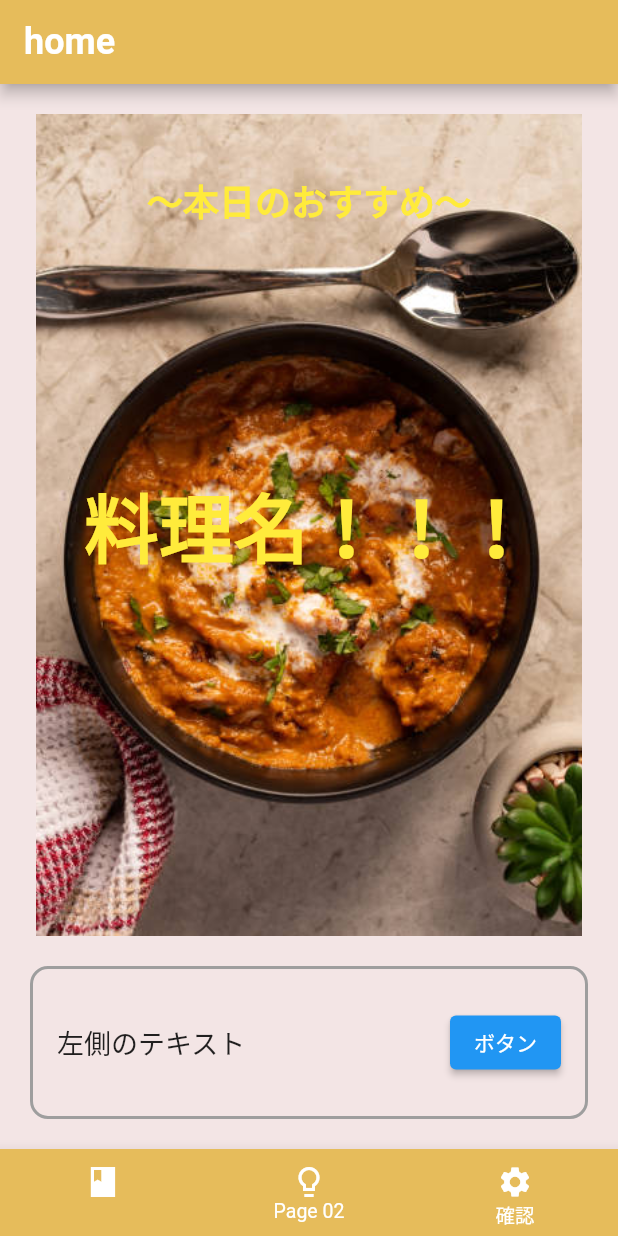
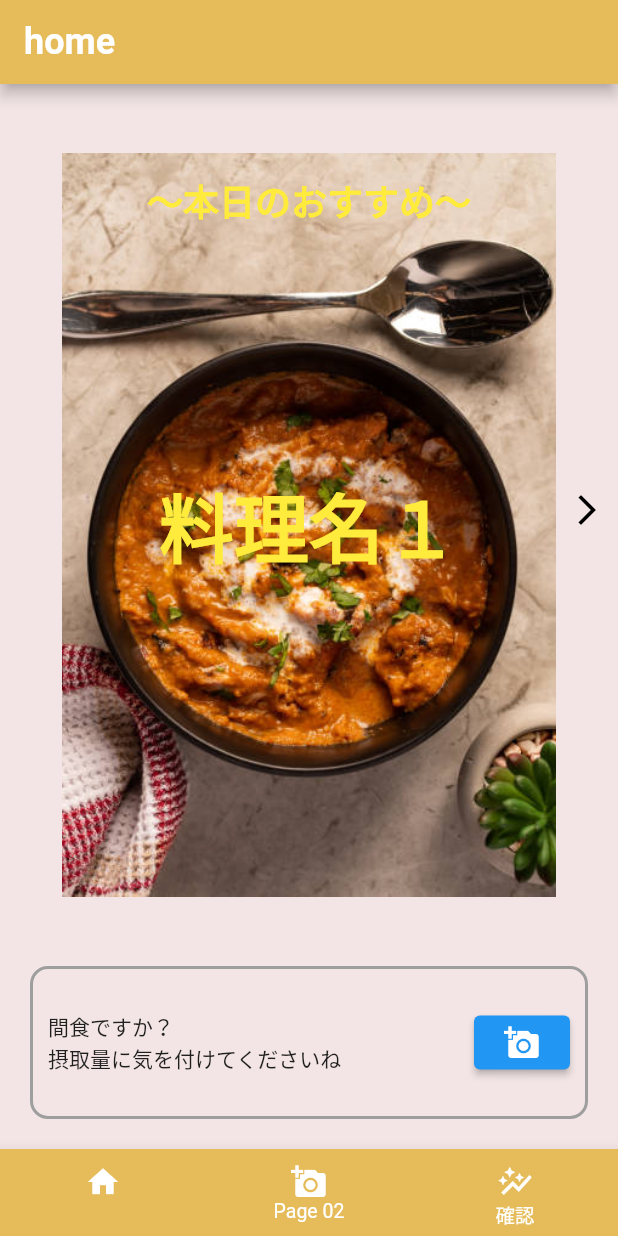
Before and after one commit to dahutos2/meal_health_verification, a Flutter app: the screen it shows after launch, on a phone screen of 412 x 824 dp. Run offline on Flutter 3.47's test engine with Material 2 defaults, Android fonts, the phone set to English and light mode, and no system bars; our stand-ins replace hooks_riverpod; generated files the repository leaves out were written again.

Commit message:
uehara ホーム画面を画像スクロールに対応

```diff
--- a/lib/page/home_page/home_page.dart
+++ b/lib/page/home_page/home_page.dart
@@ -1,7 +1,7 @@
 import 'package:flutter/material.dart';
 import 'package:flutter_gen/gen_l10n/app_localizations.dart';
 
-import '../../widget/home/home_widget_export.dart';
+import '../../widget/home/home.dart';
 import '../common/page_common.dart';
 
 class HomePage extends StatelessWidget {
@@ -10,6 +10,6 @@ class HomePage extends StatelessWidget {
   @override
   Widget build(BuildContext context) => BasePage(
         headerTitle: L10n.of(context)!.homePageHeaderTitle,
-        body: const HomeWidget(),
+        body: const Home(),
       );
 }
--- a/lib/page/page.dart
+++ b/lib/page/page.dart
@@ -1,4 +1,4 @@
 export 'common/page_common.dart';
 export 'data_confirm/data_confirm.dart';
-export 'home_page/home_page_export.dart';
+export 'home_page/page_home_page.dart';
 export 'page02/page_page02.dart';
--- a/lib/share/icons.dart
+++ b/lib/share/icons.dart
@@ -9,6 +9,8 @@ class IconType {
   static const header = IconsHeader();
 
   static const footer = IconsFooter();
+
+  static const home = IconsHome();
 }
 
 class IconsHeader {
@@ -23,7 +25,13 @@ class IconsHeader {
 class IconsFooter {
   const IconsFooter();
 
-  Icon get page01 => const Icon(Icons.book_sharp);
-  Icon get page02 => const Icon(Icons.lightbulb_outline_sharp);
-  Icon get page03 => const Icon(Icons.settings);
+  Icon get page01 => const Icon(Icons.home);
+  Icon get page02 => const Icon(Icons.add_a_photo);
+  Icon get page03 => const Icon(Icons.auto_graph);
 }
+
+class IconsHome {
+  const IconsHome();
+
+  Icon get startUpCamera => const Icon(Icons.add_a_photo);
+}
--- /dev/null
+++ b/lib/widget/home/home.dart
@@ -0,0 +1,125 @@
+import 'package:flutter/material.dart';
+import 'package:hooks_riverpod/hooks_riverpod.dart';
+import 'package:meal_health_verification/widget/home/home_parts/recommended_image.dart';
+import 'package:meal_health_verification/widget/home/home_parts/start_up_camera_area.dart';
+
+class Home extends ConsumerStatefulWidget {
+  const Home({super.key});
+
+  @override
+  HomeWidgetState createState() => HomeWidgetState();
+}
+
+class HomeWidgetState extends ConsumerState<Home> {
+  late PageController controller;
+  int currentIndex = 0;
+
+  @override
+  void initState() {
+    super.initState();
+    controller = PageController(initialPage: 0);
+    controller.addListener(() {
+      setState(() {
+        currentIndex = controller.page?.round() ?? 0;
+      });
+    });
+  }
+
+  void _previousImage() {
+    if (currentIndex > 0) {
+      controller.previousPage(
+        duration: const Duration(milliseconds: 300),
+        curve: Curves.easeInOut,
+      );
+    }
+  }
+
+  void _nextImage() {
+    if (currentIndex < 2) {
+      controller.nextPage(
+        duration: const Duration(milliseconds: 300),
+        curve: Curves.easeInOut,
+      );
+    }
+  }
+
+  @override
+  Widget build(BuildContext context) {
+    // PageViewの中で現在のページのインデックスを取得する
+
+    Future(() {
+      currentIndex = controller.page?.round() ?? 0;
+    });
+
+    return Column(
+      children: [
+        /// 画像部分
+        Expanded(
+          flex: 8, // 画像部分 7/10
+          child: Row(
+            children: [
+              Expanded(
+                flex: 1,
+                child: InkWell(
+                  onTap: () {
+                    // ボタンがタップされたときの処理
+                    _previousImage();
+                  },
+                  child: Icon(
+                    Icons.arrow_back_ios,
+                    size: 24.0, // アイコンのサイズ
+                    color: currentIndex > 0
+                        ? Colors.black
+                        : Colors.transparent, // アイコンの色
+                  ),
+                ),
+              ),
+              Expanded(
+                flex: 8,
+                child: PageView(
+                  controller: controller,
+                  children: const [
+                    RecommendedImage(
+                      mealName: '料理名１',
+                      mealImagePath: 'assets/images/curry_vertical.jpg',
+                    ),
+                    RecommendedImage(
+                      mealName: '料理名２',
+                      mealImagePath: 'assets/images/hamburger.jpg',
+                    ),
+                    RecommendedImage(
+                      mealName: '料理名３',
+                      mealImagePath: 'assets/images/breakfast.jpg',
+                    ),
+                  ],
+                ),
+              ),
+              Expanded(
+                flex: 1,
+                child: InkWell(
+                  onTap: () {
+                    // ボタンがタップされたときの処理
+                    _nextImage();
+                  },
+                  child: Icon(
+                    Icons.arrow_forward_ios,
+                    size: 24.0, // アイコンのサイズ
+                    color: currentIndex == 2
+                        ? Colors.transparent
+                        : Colors.black, // アイコンの色
+                  ),
+                ),
+              ),
+            ],
+          ),
+        ),
+
+        /// メッセージとカメラ起動ボタン部分
+        const Expanded(
+          flex: 2, // Container部分 2/10
+          child: StartUpCameraArea(),
+        ),
+      ],
+    );
+  }
+}
--- /dev/null
+++ b/lib/widget/home/home_parts/recommended_image.dart
@@ -0,0 +1,54 @@
+import 'package:flutter/material.dart';
+
+class RecommendedImage extends StatelessWidget {
+  const RecommendedImage(
+      {super.key, required this.mealName, required this.mealImagePath});
+
+  final String mealName;
+  final String mealImagePath;
+  @override
+  Widget build(BuildContext context) {
+    return Container(
+      margin: const EdgeInsets.only(top: 20.0), // 画像の上に20pxのマージン
+      decoration: BoxDecoration(
+        borderRadius: BorderRadius.circular(12.0), // 画像の角を丸める
+      ),
+      child: Stack(
+        fit: StackFit.expand, // Stackを親要素（Container）に合わせる
+        children: [
+          Center(
+            child: Image.asset(
+              mealImagePath,
+              fit: BoxFit.cover,
+            ),
+          ),
+          const Positioned(
+            top: 40.0, // 50px上に配置
+            left: 0,
+            right: 0,
+            child: Text(
+              '〜本日のおすすめ〜',
+              textAlign: TextAlign.center,
+              style: TextStyle(
+                fontSize: 24.0,
+                fontWeight: FontWeight.bold,
+                color: Colors.yellow,
+              ),
+            ),
+          ),
+          Center(
+            child: Text(
+              mealName,
+              textAlign: TextAlign.center,
+              style: const TextStyle(
+                fontSize: 50.0,
+                fontWeight: FontWeight.bold,
+                color: Colors.yellow,
+              ),
+            ),
+          ),
+        ],
+      ),
+    );
+  }
+}
--- /dev/null
+++ b/lib/widget/home/home_parts/start_up_camera_area.dart
@@ -0,0 +1,66 @@
+import 'package:flutter/material.dart';
+
+import '../../../share/icons.dart';
+
+class StartUpCameraArea extends StatelessWidget {
+  const StartUpCameraArea({super.key});
+
+  @override
+  Widget build(BuildContext context) {
+    return Container(
+      margin: const EdgeInsets.all(20.0), // 全方向に20pxのマージン
+      padding: const EdgeInsets.all(10.0),
+      decoration: BoxDecoration(
+        border: Border.all(
+          color: Colors.grey,
+          width: 2.0,
+        ),
+        borderRadius: BorderRadius.circular(12.0),
+      ),
+      child: Row(
+        mainAxisAlignment: MainAxisAlignment.spaceBetween, // テキストとボタンを右端に配置
+        children: [
+          Flexible(
+            child: Text(
+              getMessage(),
+              style: const TextStyle(fontSize: 14.0),
+            ),
+          ),
+          const SizedBox(width: 16.0), // テキストとボタン間のスペース
+          ElevatedButton(
+            onPressed: () {
+              // ボタンが押された時の処理
+            },
+            child: Icon(
+              IconType.home.startUpCamera.icon, // カメラアイコン
+              color: Colors.white, // アイコンの色
+            ),
+          ),
+        ],
+      ),
+    );
+  }
+
+  String getMessage() {
+    // ・6:00~9:00 → 朝食
+    // ・12:00~13:00 → 昼食
+    // ・18:00~21:00 → 夜食
+    // ・21:00~6:00 → 夜食
+    // ・それ以外 → 間食
+
+    DateTime now = DateTime.now();
+    int hour = now.hour;
+
+    if (hour >= 6 && hour < 9) {
+      return '朝食の時間です！';
+    } else if (hour >= 12 && hour < 13) {
+      return '昼食の時間です！';
+    } else if (hour >= 18 && hour < 21) {
+      return '晩ご飯の時間です！';
+    } else if (hour >= 21 || hour < 6) {
+      return '夜食ですか？\n栄養バランスに気を付けてくださいね';
+    } else {
+      return '間食ですか？\n摂取量に気を付けてくださいね';
+    }
+  }
+}
--- a/lib/widget/home/home_widget.dart
+++ /dev/null
@@ -1,92 +0,0 @@
-import 'package:flutter/material.dart';
-import 'package:hooks_riverpod/hooks_riverpod.dart';
-
-class HomeWidget extends ConsumerWidget {
-  const HomeWidget({super.key});
-
-  @override
-  Widget build(BuildContext context, WidgetRef ref) {
-    return Column(
-      children: [
-        /// 画像部分
-        Expanded(
-          flex: 8, // 画像部分 8/10
-          child: Container(
-            margin: const EdgeInsets.only(top: 20.0), // 画像の上に20pxのマージン
-            decoration: BoxDecoration(
-              borderRadius: BorderRadius.circular(12.0), // 画像の角を丸める
-            ),
-            child: Stack(
-              fit: StackFit.expand, // Stackを親要素（Container）に合わせる
-              children: [
-                Center(
-                  child: Image.asset('assets/images/curry_vertical.jpg'),
-                ),
-                const Positioned(
-                  top: 40.0, // 50px上に配置
-                  left: 0,
-                  right: 0,
-                  child: Text(
-                    '〜本日のおすすめ〜',
-                    textAlign: TextAlign.center,
-                    style: TextStyle(
-                      fontSize: 24.0,
-                      fontWeight: FontWeight.bold,
-                      color: Colors.yellow,
-                    ),
-                  ),
-                ),
-                const Center(
-                  child: Text(
-                    '料理名！！！',
-                    textAlign: TextAlign.center,
-                    style: TextStyle(
-                      fontSize: 50.0,
-                      fontWeight: FontWeight.bold,
-                      color: Colors.yellow,
-                    ),
-                  ),
-                ),
-              ],
-            ),
-          ),
-        ),
-
-        /// Container部分
-        Expanded(
-          flex: 2, // Container部分 2/10
-          child: Container(
-            margin: const EdgeInsets.all(20.0), // 全方向に20pxのマージン
-            padding: const EdgeInsets.all(16.0),
-            decoration: BoxDecoration(
-              border: Border.all(
-                color: Colors.grey,
-                width: 2.0,
-              ),
-              borderRadius: BorderRadius.circular(12.0),
-            ),
-            child: Row(
-              mainAxisAlignment:
-                  MainAxisAlignment.spaceBetween, // テキストとボタンを右端に配置
-              children: [
-                const Flexible(
-                  child: Text(
-                    '左側のテキスト',
-                    style: TextStyle(fontSize: 18.0),
-                  ),
-                ),
-                const SizedBox(width: 16.0), // テキストとボタン間のスペース
-                ElevatedButton(
-                  onPressed: () {
-                    // ボタンが押された時の処理
-                  },
-                  child: const Text('ボタン'),
-                ),
-              ],
-            ),
-          ),
-        ),
-      ],
-    );
-  }
-}
--- a/lib/widget/home/home_widget_export.dart
+++ /dev/null
@@ -1 +0,0 @@
-export 'home_widget.dart';
--- /dev/null
+++ b/lib/widget/home/widget_home.dart
@@ -0,0 +1 @@
+export 'home.dart';
--- a/lib/widget/widget.dart
+++ b/lib/widget/widget.dart
@@ -1,4 +1,4 @@
 export 'common/widget_common.dart';
-export 'home/home_widget_export.dart';
+export 'home/widget_home.dart';
 export 'page02/widget_page02.dart';
 export 'page03/widget_page03.dart';
```
Also changed, not shown: assets/images/breakfast.jpg (added), assets/images/hamburger.jpg (added), lib/page/home_page/page_home_page.dart (renamed from lib/page/home_page/home_page_export.dart).
